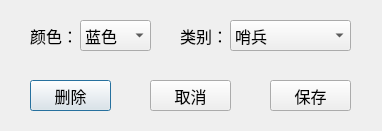
Qt form labeldialog.ui (zyitom/label) before a commit.
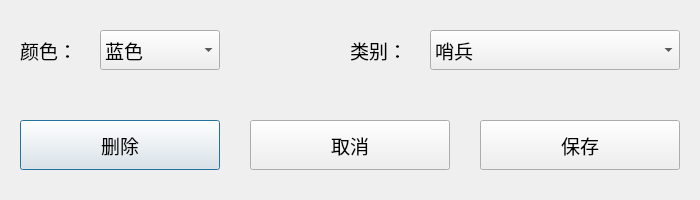
The same form after that commit.

```diff
--- a/labeldialog.ui
+++ b/labeldialog.ui
@@ -6,13 +6,25 @@
    <rect>
     <x>0</x>
     <y>0</y>
-    <width>382</width>
-    <height>131</height>
+    <width>700</width>
+    <height>200</height>
    </rect>
   </property>
+  <property name="minimumSize">
+   <size>
+    <width>700</width>
+    <height>200</height>
+   </size>
+  </property>
+  <property name="maximumSize">
+   <size>
+    <width>700</width>
+    <height>200</height>
+   </size>
+  </property>
   <property name="font">
    <font>
-    <pointsize>12</pointsize>
+    <pointsize>14</pointsize>
    </font>
   </property>
   <property name="windowTitle">
@@ -21,15 +33,15 @@
   <widget class="QComboBox" name="class_box">
    <property name="geometry">
     <rect>
-     <x>230</x>
-     <y>20</y>
-     <width>121</width>
-     <height>31</height>
+     <x>430</x>
+     <y>30</y>
+     <width>250</width>
+     <height>40</height>
     </rect>
    </property>
    <property name="font">
     <font>
-     <pointsize>12</pointsize>
+     <pointsize>14</pointsize>
     </font>
    </property>
    <item>
@@ -96,15 +108,15 @@
   <widget class="QLabel" name="class_label">
    <property name="geometry">
     <rect>
-     <x>180</x>
-     <y>20</y>
-     <width>41</width>
-     <height>31</height>
+     <x>350</x>
+     <y>30</y>
+     <width>70</width>
+     <height>40</height>
     </rect>
    </property>
    <property name="font">
     <font>
-     <pointsize>12</pointsize>
+     <pointsize>14</pointsize>
     </font>
    </property>
    <property name="text">
@@ -114,15 +126,15 @@
   <widget class="QLabel" name="color_label">
    <property name="geometry">
     <rect>
-     <x>30</x>
-     <y>20</y>
-     <width>41</width>
-     <height>31</height>
+     <x>20</x>
+     <y>30</y>
+     <width>70</width>
+     <height>40</height>
     </rect>
    </property>
    <property name="font">
     <font>
-     <pointsize>12</pointsize>
+     <pointsize>14</pointsize>
     </font>
    </property>
    <property name="text">
@@ -132,15 +144,15 @@
   <widget class="QComboBox" name="color_box">
    <property name="geometry">
     <rect>
-     <x>80</x>
-     <y>20</y>
-     <width>71</width>
-     <height>31</height>
+     <x>100</x>
+     <y>30</y>
+     <width>120</width>
+     <height>40</height>
     </rect>
    </property>
    <property name="font">
     <font>
-     <pointsize>12</pointsize>
+     <pointsize>14</pointsize>
     </font>
    </property>
    <item>
@@ -167,15 +179,15 @@
   <widget class="QPushButton" name="deleteButton">
    <property name="geometry">
     <rect>
-     <x>30</x>
-     <y>80</y>
-     <width>81</width>
-     <height>31</height>
+     <x>20</x>
+     <y>120</y>
+     <width>200</width>
+     <height>50</height>
     </rect>
    </property>
    <property name="font">
     <font>
-     <pointsize>12</pointsize>
+     <pointsize>14</pointsize>
     </font>
    </property>
    <property name="text">
@@ -185,12 +197,17 @@
   <widget class="QPushButton" name="cancelButton">
    <property name="geometry">
     <rect>
-     <x>150</x>
-     <y>80</y>
-     <width>81</width>
-     <height>31</height>
+     <x>250</x>
+     <y>120</y>
+     <width>200</width>
+     <height>50</height>
     </rect>
    </property>
+   <property name="font">
+    <font>
+     <pointsize>14</pointsize>
+    </font>
+   </property>
    <property name="text">
     <string>取消</string>
    </property>
@@ -198,12 +215,17 @@
   <widget class="QPushButton" name="saveButton">
    <property name="geometry">
     <rect>
-     <x>270</x>
-     <y>80</y>
-     <width>81</width>
-     <height>31</height>
+     <x>480</x>
+     <y>120</y>
+     <width>200</width>
+     <height>50</height>
     </rect>
    </property>
+   <property name="font">
+    <font>
+     <pointsize>14</pointsize>
+    </font>
+   </property>
    <property name="text">
     <string>保存</string>
    </property>
```
Left out of the diff: 2 changed lines with no effect on the pictures.
